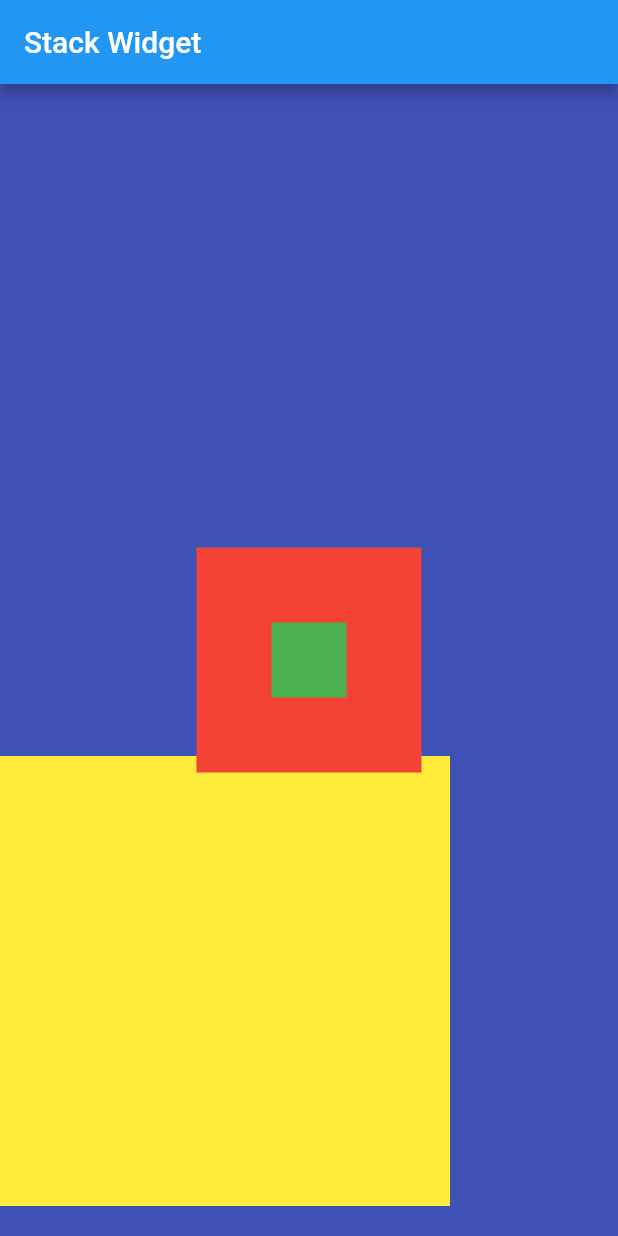
After one commit to Bajrang-Choudhary/FlutterConcepts, a Flutter app: the screen it shows after launch, on a phone screen of 412 x 824 dp. The commit adds this screen. Run offline on Flutter 3.47's test engine with Material 2 defaults, Android fonts, the phone set to English and light mode, and no system bars; our stand-ins replace animated_text_kit, cached_network_image.

Commit message:
Stack Widget

```diff
--- /dev/null
+++ b/lib/Widgets/stack.dart
@@ -0,0 +1,64 @@
+import 'package:flutter/material.dart';
+
+class StackWidget extends StatelessWidget {
+  const StackWidget({super.key});
+
+  @override
+  Widget build(BuildContext context) {
+    return Scaffold(
+      appBar: AppBar(
+        title: const Text('Stack Widget'),
+      ),
+
+      body: Container(
+        color: Colors.indigo,
+        child: Center(
+          // we use stack when we want to put something over something
+          child: Stack(
+            children: [
+
+              // Positioned should use instead of center.
+              Positioned(
+                bottom: 20,
+                child: Container(
+                  height: 300,
+                  width: 300,
+                  color: Colors.yellow,
+                ),
+              ),
+              Center(
+                child: Container(
+                  height: 150,
+                  width: 150,
+                  color: Colors.red,
+                ),
+              ),
+              Center(
+                child: Container(
+                  height: 50,
+                  width: 50,
+                  color: Colors.green,
+                ),
+              ),
+            ],
+          ),
+        ),
+      ),
+      //-------------------------------------------------------------
+      // body: Stack(
+      //   children: [
+      //     Positioned(child: Container(
+      //       decoration: BoxDecoration(
+      //         image: DecorationImage(image: AssetImage('assetName'), fit: box)
+      //       ),
+      //       child: ,
+      //     )),
+      //     Align(
+      //       child: ,
+      //     ),
+      //   ],
+      // ),
+      //---------------------------------------------------------------
+    );
+  }
+}
--- a/lib/main.dart
+++ b/lib/main.dart
@@ -11,6 +11,7 @@ import 'package:containers_sizedbox/Widgets/list_grid.dart';
 import 'package:containers_sizedbox/Widgets/rawscols.dart';
 import 'package:containers_sizedbox/Widgets/snackbar.dart';
 import 'package:containers_sizedbox/Widgets/bottom_nav.dart';
+import 'package:containers_sizedbox/Widgets/stack.dart';
 import 'package:flutter/material.dart';
 
 import 'Widgets/container_sized.dart';
@@ -30,7 +31,7 @@ class MyApp extends StatelessWidget {
         // appBarTheme: const AppBarTheme(backgroundColor: Colors.green),
       ),
       // home: const Container_Sized(),
-      home: const FormWidget()
+      home: const StackWidget()
     );
   }
 }
```
